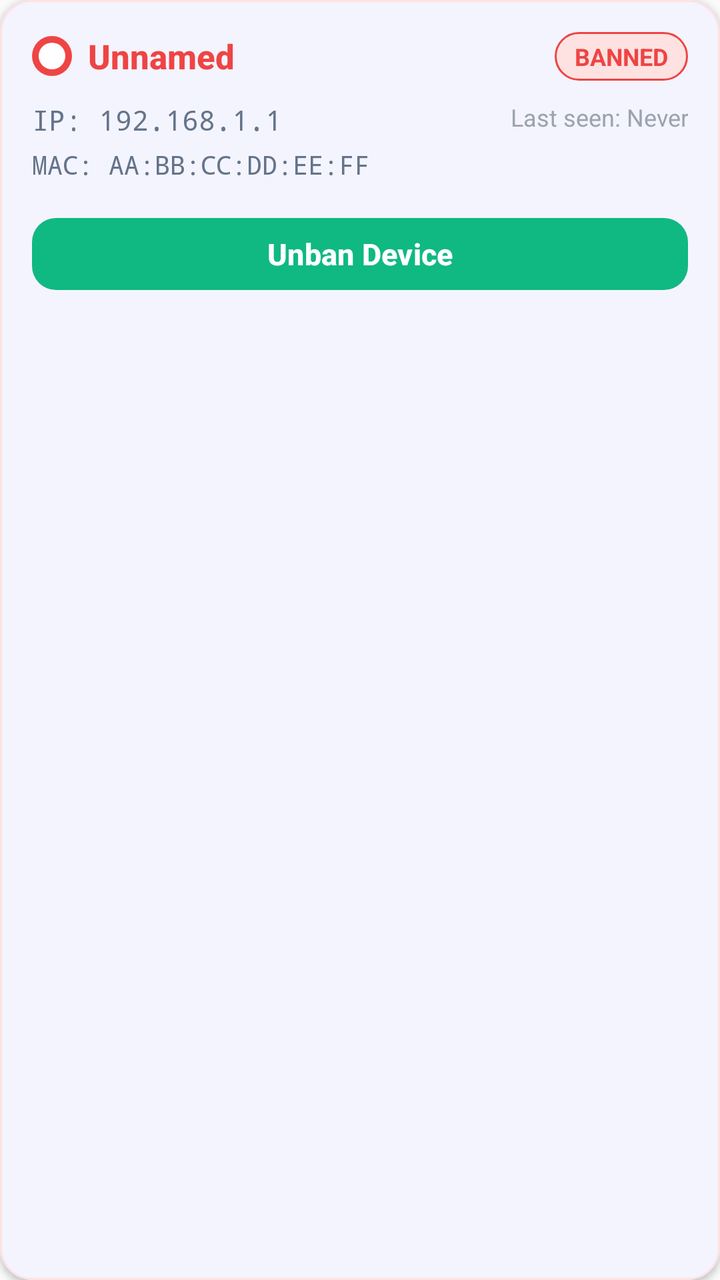
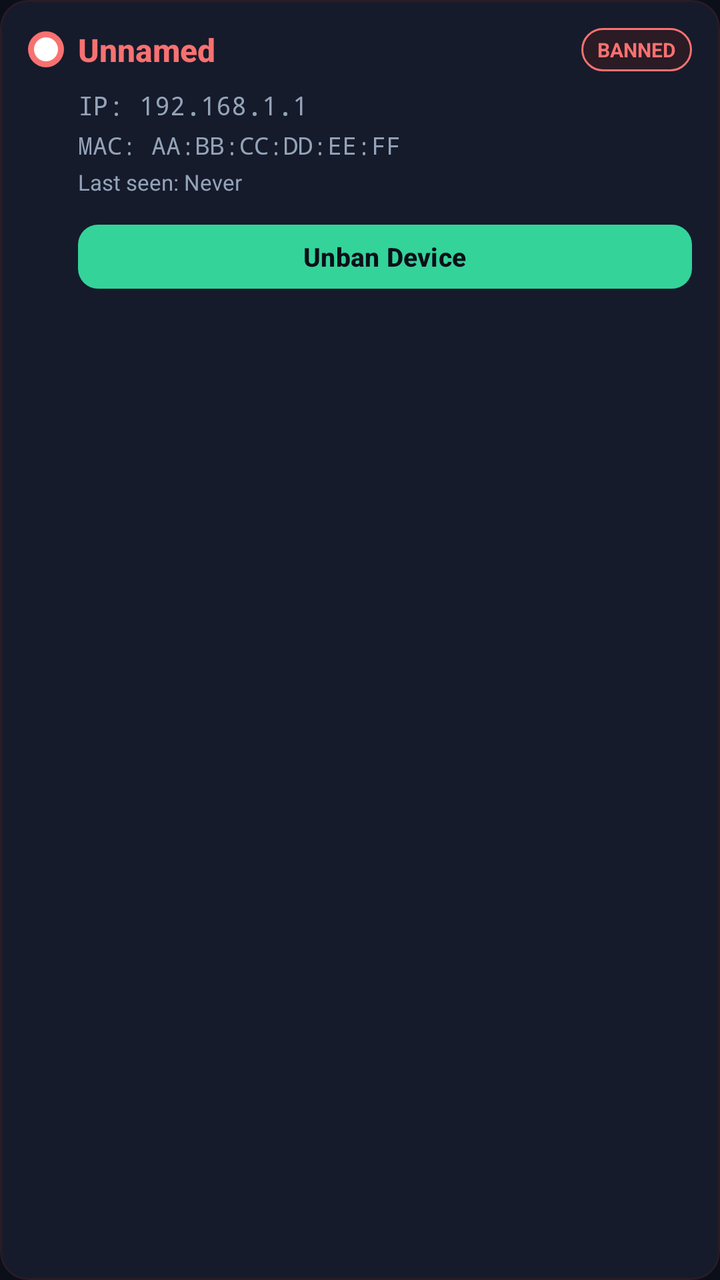

The first picture is an Android layout as it rendered before a commit; the second is the same layout after the commit. The layout source and the unified diff follow.
<!-- AndroidManifest.xml: application theme Theme.Netcut -->
<!-- res/layout/item_banned_device.xml -->
<?xml version="1.0" encoding="utf-8"?>
<com.google.android.material.card.MaterialCardView xmlns:android="http://schemas.android.com/apk/res/android"
    xmlns:app="http://schemas.android.com/apk/res-auto"
    android:layout_width="match_parent"
    android:layout_height="wrap_content"
    app:cardBackgroundColor="@color/surface"
    app:cardCornerRadius="16dp"
    app:cardElevation="2dp"
    app:strokeWidth="1dp"
    app:strokeColor="@color/error_light"
    android:layout_marginBottom="10dp">

    <LinearLayout
        android:layout_width="match_parent"
        android:layout_height="wrap_content"
        android:orientation="vertical"
        android:padding="16dp">

        
        <LinearLayout
            android:layout_width="match_parent"
            android:layout_height="wrap_content"
            android:orientation="horizontal"
            android:gravity="center_vertical">

            <ImageView
                android:layout_width="20dp"
                android:layout_height="20dp"
                android:src="@drawable/ic_status_dot_red"
                android:scaleType="fitCenter"
                android:layout_marginEnd="8dp" />

            <TextView
                android:id="@+id/tv_name"
                android:layout_width="0dp"
                android:layout_weight="1"
                android:layout_height="wrap_content"
                android:text="Unnamed"
                android:textSize="17sp"
                android:textStyle="bold"
                android:textColor="@color/error"
                android:fontFamily="sans-serif-medium"
                android:ellipsize="end"
                android:maxLines="1" />

            <TextView
                android:layout_width="wrap_content"
                android:layout_height="wrap_content"
                android:text="BANNED"
                android:textSize="12sp"
                android:textStyle="bold"
                android:textColor="@color/error"
                android:background="@drawable/bg_service_not_running"
                android:paddingStart="10dp"
                android:paddingEnd="10dp"
                android:paddingTop="4dp"
                android:paddingBottom="4dp" />

        </LinearLayout>

        
        <LinearLayout
            android:layout_width="match_parent"
            android:layout_height="wrap_content"
            android:orientation="horizontal"
            android:layout_marginTop="10dp">

            <LinearLayout
                android:layout_width="0dp"
                android:layout_weight="1"
                android:layout_height="wrap_content"
                android:orientation="vertical">

                <TextView
                    android:id="@+id/tv_ip"
                    android:layout_width="wrap_content"
                    android:layout_height="wrap_content"
                    android:text="IP: 192.168.1.1"
                    android:textSize="14sp"
                    android:textColor="@color/on_surface_variant"
                    android:fontFamily="monospace" />

                <TextView
                    android:id="@+id/tv_mac"
                    android:layout_width="wrap_content"
                    android:layout_height="wrap_content"
                    android:text="MAC: AA:BB:CC:DD:EE:FF"
                    android:textSize="13sp"
                    android:textColor="@color/on_surface_variant"
                    android:fontFamily="monospace"
                    android:layout_marginTop="4dp" />

            </LinearLayout>

            <TextView
                android:id="@+id/tv_last_seen"
                android:layout_width="wrap_content"
                android:layout_height="wrap_content"
                android:text="Last seen: Never"
                android:textSize="12sp"
                android:textColor="@color/gray_400"
                android:gravity="end"
                android:layout_marginStart="8dp" />

        </LinearLayout>

        
        <com.google.android.material.button.MaterialButton
            android:id="@+id/btn_unban"
            style="@style/Widget.Material3.Button"
            android:layout_width="match_parent"
            android:layout_height="44dp"
            android:text="Unban Device"
            android:textAllCaps="false"
            android:textSize="15sp"
            android:textStyle="bold"
            app:backgroundTint="@color/success"
            app:cornerRadius="12dp"
            android:layout_marginTop="14dp" />

    </LinearLayout>

</com.google.android.material.card.MaterialCardView>
<!-- resources referenced by this layout -->
<resources>
  <color name="error">#EF4444</color>
  <color name="error_light">#FEE2E2</color>
  <color name="gray_400">#9CA3AF</color>
  <color name="on_surface_variant">#64748B</color>
  <color name="success">#10B981</color>
  <color name="surface">#FFFFFF</color>
  <!-- drawable bg_service_not_running (drawable) -->
  <?xml version="1.0" encoding="utf-8"?>
  <shape xmlns:android="http://schemas.android.com/apk/res/android"
      android:shape="rectangle">
  
      <solid android:color="@color/error_light" />
  
      <corners android:radius="12dp" />
  
      <stroke
          android:width="1dp"
          android:color="@color/error" />
  
  </shape>
  <!-- drawable ic_status_dot_red (drawable) -->
  <?xml version="1.0" encoding="utf-8"?>
  <layer-list xmlns:android="http://schemas.android.com/apk/res/android">
      <item>
          <shape android:shape="oval">
              <solid android:color="@color/error" />
              <size android:width="12dp" android:height="12dp" />
          </shape>
      </item>
      <item android:left="2dp" android:top="2dp" android:right="2dp" android:bottom="2dp">
          <shape android:shape="oval">
              <solid android:color="@color/white" />
              <size android:width="8dp" android:height="8dp" />
          </shape>
      </item>
  </layer-list>
  <style name="Theme.Netcut" parent="Base.Theme.Netcut" />
  <color name="white">#FFFFFFFF</color>
  <style name="Base.Theme.Netcut" parent="Theme.Material3.DayNight.NoActionBar">
          
          <item name="colorPrimary">@color/primary</item>
          <item name="colorPrimaryVariant">@color/primary_dark</item>
          <item name="colorOnPrimary">@color/on_primary</item>
          
          
          <item name="colorSecondary">@color/secondary</item>
          <item name="colorSecondaryVariant">@color/secondary_dark</item>
          <item name="colorOnSecondary">@color/on_secondary</item>
          
          
          <item name="android:statusBarColor">@color/primary_dark</item>
          
          
          <item name="android:colorBackground">@color/background</item>
          <item name="colorSurface">@color/surface</item>
          <item name="colorOnSurface">@color/on_surface</item>
          <item name="colorOnSurfaceVariant">@color/on_surface_variant</item>
          
          
          <item name="colorError">@color/error</item>
          <item name="colorOnError">@color/white</item>
      </style>
  <color name="primary">#6366F1</color>
  <color name="primary_dark">#4F46E5</color>
  <color name="on_primary">#FFFFFF</color>
  <color name="secondary">#EC4899</color>
  <color name="secondary_dark">#DB2777</color>
  <color name="on_secondary">#FFFFFF</color>
  <color name="background">#FAFAFA</color>
  <color name="on_surface">#334155</color>
</resources>

<!-- the commit's change to res/layout/item_banned_device.xml (unified diff, before → after) -->
@@ -3,40 +3,39 @@
     xmlns:app="http://schemas.android.com/apk/res-auto"
     android:layout_width="match_parent"
     android:layout_height="wrap_content"
+    android:layout_marginBottom="8dp"
     app:cardBackgroundColor="@color/surface"
-    app:cardCornerRadius="16dp"
-    app:cardElevation="2dp"
+    app:cardCornerRadius="14dp"
+    app:cardElevation="0dp"
     app:strokeWidth="1dp"
-    app:strokeColor="@color/error_light"
-    android:layout_marginBottom="10dp">
+    app:strokeColor="@color/error_light">
 
     <LinearLayout
         android:layout_width="match_parent"
         android:layout_height="wrap_content"
         android:orientation="vertical"
-        android:padding="16dp">
+        android:padding="14dp">
 
         
         <LinearLayout
             android:layout_width="match_parent"
             android:layout_height="wrap_content"
-            android:orientation="horizontal"
             android:gravity="center_vertical">
 
             <ImageView
-                android:layout_width="20dp"
-                android:layout_height="20dp"
+                android:layout_width="18dp"
+                android:layout_height="18dp"
                 android:src="@drawable/ic_status_dot_red"
                 android:scaleType="fitCenter"
-                android:layout_marginEnd="8dp" />
+                android:layout_marginEnd="7dp" />
 
             <TextView
                 android:id="@+id/tv_name"
                 android:layout_width="0dp"
+                android:layout_height="wrap_content"
                 android:layout_weight="1"
-                android:layout_height="wrap_content"
                 android:text="Unnamed"
-                android:textSize="17sp"
+                android:textSize="16sp"
                 android:textStyle="bold"
                 android:textColor="@color/error"
                 android:fontFamily="sans-serif-medium"
@@ -47,61 +46,51 @@
                 android:layout_width="wrap_content"
                 android:layout_height="wrap_content"
                 android:text="BANNED"
-                android:textSize="12sp"
+                android:textSize="10sp"
                 android:textStyle="bold"
                 android:textColor="@color/error"
                 android:background="@drawable/bg_service_not_running"
-                android:paddingStart="10dp"
-                android:paddingEnd="10dp"
+                android:paddingStart="8dp"
+                android:paddingEnd="8dp"
                 android:paddingTop="4dp"
                 android:paddingBottom="4dp" />
-
         </LinearLayout>
 
         
         <LinearLayout
             android:layout_width="match_parent"
             android:layout_height="wrap_content"
-            android:orientation="horizontal"
-            android:layout_marginTop="10dp">
+            android:orientation="vertical"
+            android:layout_marginStart="25dp"
+            android:layout_marginTop="8dp">
 
-            <LinearLayout
-                android:layout_width="0dp"
-                android:layout_weight="1"
+            <TextView
+                android:id="@+id/tv_ip"
+                android:layout_width="wrap_content"
                 android:layout_height="wrap_content"
-                android:orientation="vertical">
+                android:text="IP: 192.168.1.1"
+                android:textSize="13sp"
+                android:textColor="@color/on_surface_variant"
+                android:fontFamily="monospace" />
 
-                <TextView
-                    android:id="@+id/tv_ip"
-                    android:layout_width="wrap_content"
-                    android:layout_height="wrap_content"
-                    android:text="IP: 192.168.1.1"
-                    android:textSize="14sp"
-                    android:textColor="@color/on_surface_variant"
-                    android:fontFamily="monospace" />
-
-                <TextView
-                    android:id="@+id/tv_mac"
-                    android:layout_width="wrap_content"
-                    android:layout_height="wrap_content"
-                    android:text="MAC: AA:BB:CC:DD:EE:FF"
-                    android:textSize="13sp"
-                    android:textColor="@color/on_surface_variant"
-                    android:fontFamily="monospace"
-                    android:layout_marginTop="4dp" />
-
-            </LinearLayout>
+            <TextView
+                android:id="@+id/tv_mac"
+                android:layout_width="wrap_content"
+                android:layout_height="wrap_content"
+                android:text="MAC: AA:BB:CC:DD:EE:FF"
+                android:textSize="12sp"
+                android:textColor="@color/on_surface_variant"
+                android:fontFamily="monospace"
+                android:layout_marginTop="3dp" />
 
             <TextView
                 android:id="@+id/tv_last_seen"
                 android:layout_width="wrap_content"
                 android:layout_height="wrap_content"
                 android:text="Last seen: Never"
-                android:textSize="12sp"
+                android:textSize="11sp"
                 android:textColor="@color/gray_400"
-                android:gravity="end"
-                android:layout_marginStart="8dp" />
-
+                android:layout_marginTop="3dp" />
         </LinearLayout>
 
         
@@ -109,15 +98,15 @@
             android:id="@+id/btn_unban"
             style="@style/Widget.Material3.Button"
             android:layout_width="match_parent"
-            android:layout_height="44dp"
+            android:layout_height="40dp"
             android:text="Unban Device"
             android:textAllCaps="false"
-            android:textSize="15sp"
+            android:textSize="13sp"
             android:textStyle="bold"
             app:backgroundTint="@color/success"
-            app:cornerRadius="12dp"
-            android:layout_marginTop="14dp" />
+            app:cornerRadius="10dp"
+            android:layout_marginStart="25dp"
+            android:layout_marginTop="10dp" />
 
     </LinearLayout>
-
 </com.google.android.material.card.MaterialCardView>
<!-- resource entries referenced after the edit -->
@@ -1,11 +1,11 @@
 <!-- resources referenced by this layout -->
 <resources>
-  <color name="error">#EF4444</color>
-  <color name="error_light">#FEE2E2</color>
-  <color name="gray_400">#9CA3AF</color>
-  <color name="on_surface_variant">#64748B</color>
-  <color name="success">#10B981</color>
-  <color name="surface">#FFFFFF</color>
+  <color name="error">#F87171</color>
+  <color name="error_light">#2A1B24</color>
+  <color name="gray_400">#94A3B8</color>
+  <color name="on_surface_variant">#94A3B8</color>
+  <color name="success">#34D399</color>
+  <color name="surface">#151B2B</color>
   <!-- drawable bg_service_not_running (drawable) -->
   <?xml version="1.0" encoding="utf-8"?>
   <shape xmlns:android="http://schemas.android.com/apk/res/android"
@@ -39,36 +39,51 @@
   <style name="Theme.Netcut" parent="Base.Theme.Netcut" />
   <color name="white">#FFFFFFFF</color>
   <style name="Base.Theme.Netcut" parent="Theme.Material3.DayNight.NoActionBar">
-          
           <item name="colorPrimary">@color/primary</item>
-          <item name="colorPrimaryVariant">@color/primary_dark</item>
+          <item name="colorPrimaryVariant">@color/primary_variant</item>
           <item name="colorOnPrimary">@color/on_primary</item>
-          
-          
           <item name="colorSecondary">@color/secondary</item>
-          <item name="colorSecondaryVariant">@color/secondary_dark</item>
+          <item name="colorSecondaryVariant">@color/secondary_variant</item>
           <item name="colorOnSecondary">@color/on_secondary</item>
-          
-          
-          <item name="android:statusBarColor">@color/primary_dark</item>
-          
-          
+  
           <item name="android:colorBackground">@color/background</item>
           <item name="colorSurface">@color/surface</item>
           <item name="colorOnSurface">@color/on_surface</item>
           <item name="colorOnSurfaceVariant">@color/on_surface_variant</item>
-          
-          
+          <item name="colorSurfaceVariant">@color/surface_variant</item>
+  
           <item name="colorError">@color/error</item>
           <item name="colorOnError">@color/white</item>
+  
+          
+          <item name="android:statusBarColor">@color/background</item>
+          <item name="android:navigationBarColor">@color/background</item>
+          <item name="android:windowLightStatusBar">false</item>
+  
+          <item name="materialButtonStyle">@style/Widget.Netcut.Button</item>
+          <item name="materialButtonOutlinedStyle">@style/Widget.Netcut.Button.Outlined</item>
+          <item name="materialButtonTonalStyle">@style/Widget.Netcut.Button.Tonal</item>
       </style>
-  <color name="primary">#6366F1</color>
-  <color name="primary_dark">#4F46E5</color>
-  <color name="on_primary">#FFFFFF</color>
-  <color name="secondary">#EC4899</color>
-  <color name="secondary_dark">#DB2777</color>
-  <color name="on_secondary">#FFFFFF</color>
-  <color name="background">#FAFAFA</color>
-  <color name="on_surface">#334155</color>
+  <color name="primary">#38BDF8</color>
+  <color name="primary_variant">#0EA5E9</color>
+  <color name="on_primary">#0B0F19</color>
+  <color name="secondary">#818CF8</color>
+  <color name="secondary_variant">#6366F1</color>
+  <color name="on_secondary">#0B0F19</color>
+  <color name="background">#0B0F19</color>
+  <color name="on_surface">#F1F5F9</color>
+  <color name="surface_variant">#1F273D</color>
+  <style name="Widget.Netcut.Button" parent="Widget.Material3.Button">
+          <item name="cornerRadius">12dp</item>
+          <item name="android:textAllCaps">false</item>
+      </style>
+  <style name="Widget.Netcut.Button.Outlined" parent="Widget.Material3.Button.OutlinedButton">
+          <item name="cornerRadius">12dp</item>
+          <item name="android:textAllCaps">false</item>
+      </style>
+  <style name="Widget.Netcut.Button.Tonal" parent="Widget.Material3.Button.TonalButton">
+          <item name="cornerRadius">12dp</item>
+          <item name="android:textAllCaps">false</item>
+      </style>
 </resources>
 
